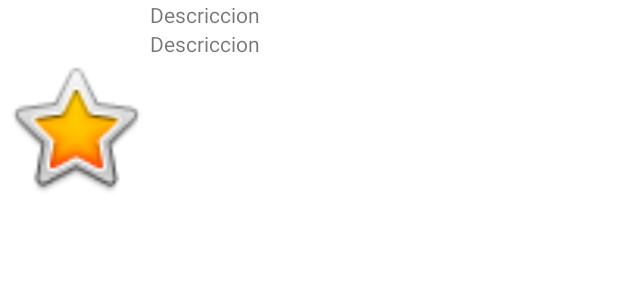
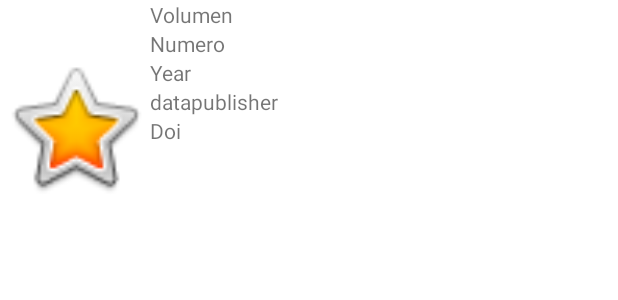
Before and after one commit to Msuarezl/EvaluacionM, an Android app: the layout layout_listvolumenes.xml on its own in the app's theme, with its tools: preview values and no code run, on a phone screen of 412 x 824 dp. Shown: the top 300 px of the screen. Run offline under Robolectric (Android 15) with nearby library versions, the phone set to English and light mode, and no system bars.

Commit message:
Listado de Volumenes conpleto

```diff
--- a/app/build.gradle
+++ b/app/build.gradle
@@ -38,4 +38,5 @@ dependencies {
     androidTestImplementation 'androidx.test.espresso:espresso-core:3.3.0'
     implementation 'com.github.bumptech.glide:glide:4.11.0'
 
+
 }
--- a/app/src/main/res/layout/layout_listvolumenes.xml
+++ b/app/src/main/res/layout/layout_listvolumenes.xml
@@ -15,7 +15,7 @@
             android:layout_height="match_parent">
 
             <ImageView
-                android:id="@+id/imaPortada"
+                android:id="@+id/imaPortadaVolumen"
                 android:layout_width="100dp"
                 android:layout_height="match_parent"
                 app:srcCompat="@android:drawable/btn_star_big_on" />
@@ -24,16 +24,34 @@
                 android:layout_height="match_parent"
                 android:orientation="vertical">
                 <TextView
-                    android:id="@+id/idTitulo"
+                    android:id="@+id/idVolumen"
                     android:layout_width="match_parent"
                     android:layout_height="wrap_content"
-                    android:text="Descriccion"/>
+                    android:text="Volumen"/>
                 <TextView
-                    android:id="@+id/idcontenido"
+                    android:id="@+id/idNumber"
                     android:layout_width="match_parent"
                     android:layout_height="wrap_content"
-                    android:text="Descriccion"
+                    android:text="Numero"
                     />
+                <TextView
+                    android:id="@+id/idyear"
+                    android:layout_width="match_parent"
+                    android:layout_height="wrap_content"
+                    android:text="Year"
+                    />
+                <TextView
+                    android:id="@+id/iddatapublisher"
+                    android:layout_width="match_parent"
+                    android:layout_height="wrap_content"
+                    android:text="datapublisher"
+                    />
+                <TextView
+                android:id="@+id/iddoi"
+                android:layout_width="match_parent"
+                android:layout_height="wrap_content"
+                android:text="Doi"
+                />
             </LinearLayout>
         </LinearLayout>
 
```
Also changed, not shown: app/src/main/java/com/example/evaluaciondemoviles/Adapter/AdapterVolumenes.java (added, +45 -0 lines), app/src/main/java/com/example/evaluaciondemoviles/Volumenes.java (+9 -3 lines).
